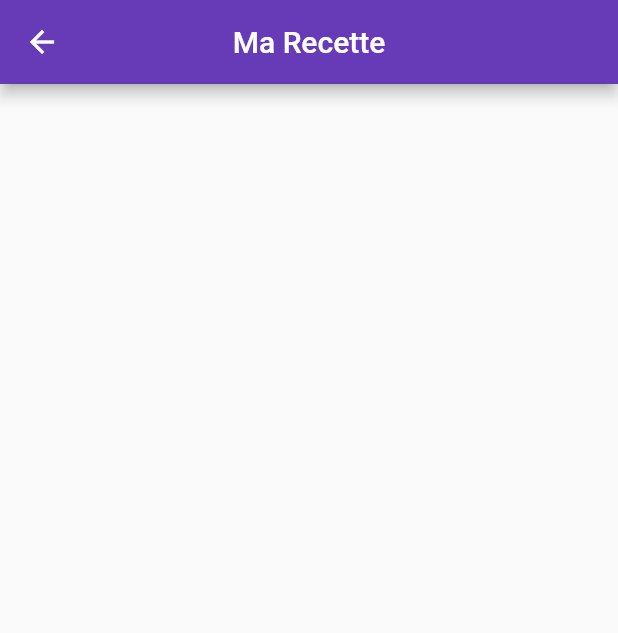
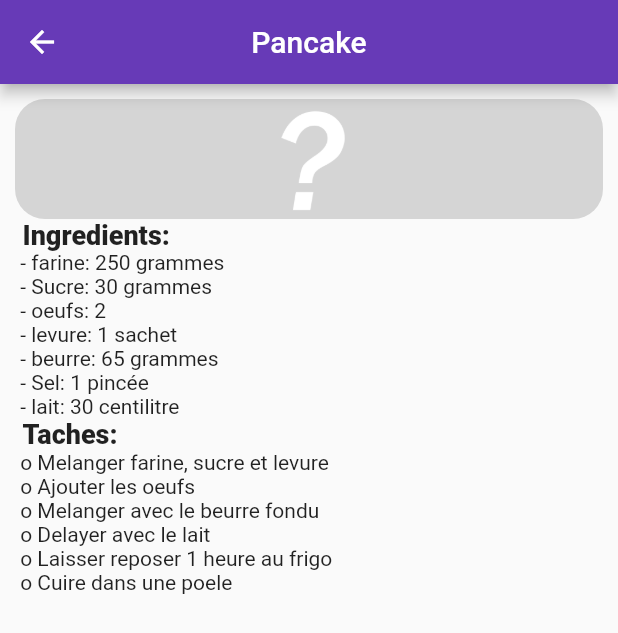
Before and after one commit to CRamoysi/myCookBook, a Flutter app: the screen it shows after launch, after a tap on "Pancake", on a phone screen of 412 x 824 dp. Shown: the top 633 px of the screen. Run offline on Flutter 3.47's test engine with Material 2 defaults, Android fonts, the phone set to English and light mode, and no system bars; our stand-ins replace google_fonts; Roboto replaces fonts that are missing (Glegoo).

Commit message:
o SDK minimum passé à 2.12 o données misent pour le moment dans un fichier à part (@todo: les recueprer via firebase) o Chaque recette de la liste de recette de la main page redirige bien vers le detail de la recette

```diff
--- a/lib/main.dart
+++ b/lib/main.dart
@@ -2,61 +2,12 @@ import 'package:flutter/material.dart';
 import 'package:google_fonts/google_fonts.dart';
 
 import 'package:cookbook/recipeDetails.dart';
+import 'package:cookbook/recipeData.dart';
 
 void main() => runApp(MyApp());
 
 const UIColor = Colors.deepPurple;
 final appFont = GoogleFonts.glegoo(fontSize: 18, fontWeight: FontWeight.w800);
-
-final List recipeList = [
-  {
-    'title': 'Pancake',
-    'description': 'Pancake facile et rapide à faire.',
-    'photo': '',
-    'ingredient': {
-      {'name': 'farine', 'quantity': '250 grammes'},
-      {'name': 'Sucre', 'quantity': '30 grammes'},
-      {'name': 'oeufs', 'quantity': '2'},
-      {'name': 'levure', 'quantity': '1 sachet'},
-      {'name': 'beurre', 'quantity': '65 grammes'},
-      {'name': 'Sel', 'quantity': '1 pincée'},
-      {'name': 'lait', 'quantity': '30 centilitre'}
-    },
-    'task': {
-      'Melanger farine, sucre et levure',
-      'Ajouter les oeufs',
-      'Melanger avec le beurre fondu',
-      'Delayer avec le lait',
-      'Laisser reposer 1 heure au frigo',
-      'Cuire dans une poele'
-    }
-  },
-  {
-    'title': 'Tiramisu',
-    'description': 'Le super tiramisu',
-    'photo': '',
-    'ingredient': {
-      {'name': 'oeuf', 'quantity': '3'},
-      {'name': 'sucre roux', 'quantity': '100 grammes'},
-      {'name': 'sucre vanillé', 'quantity': '1 sachet'},
-      {'name': 'mascarpone', 'quantity': '250 grammes'},
-      {'name': 'biscuits cuillere', 'quantity': '24'},
-      {'name': 'café noir', 'quantity': '1 demi litre'},
-      {'name': 'rhum', 'quantity': '1 demi verre'},
-      {'name': 'cacao amer', 'quantity': '30 grammes'},
-    },
-    'task': {
-      'Separer les oeufs',
-      'Melanger les jaunes avec les sucres',
-      'Ajouter le mascarpone',
-      'Monter les blancs',
-      'Incorporer les blancs dans le melange à base de mascarpone',
-      'Preparer café + rhum et y tremper les biscuits',
-      'Poser en couche alterner les biscuits et le melange',
-      'Laisser reposez 4 heures au frigo'
-    }
-  }
-];
 
 /// Application constructor
 class MyApp extends StatelessWidget {
@@ -76,14 +27,17 @@ class MyHomePage extends StatelessWidget {
         centerTitle: true,
         backgroundColor: UIColor,
       ),
-        body: SingleChildScrollView(
-          padding: EdgeInsets.all(10),
+      body: Padding(
+        padding: const EdgeInsets.all(10),
         child: Column(children: [
-            new ResearchRecipes(),
+          ResearchRecipes(),
           SizedBox(height: 10),
-            new ListOfRecipes()
-          ]), //
-        ));
+          Expanded(
+            child: ListOfRecipes(),
+          )
+        ]),
+      ), //
+    );
   }
 }
 
@@ -152,15 +106,13 @@ class ResearchRecipes extends StatelessWidget {
 class ListOfRecipes extends StatelessWidget {
   @override
   Widget build(BuildContext context) {
-    return Container(
-        padding: EdgeInsets.only(top: 10),
-        color: Colors.white,
-        child: Column(
-          children: recipeList.map((recipe) {
+    return ListView.builder(
+      itemCount: recipeList.length,
+      itemBuilder: (BuildContext context, int index) {
         //@TODO cette liste devra etre peuplé avec une requette firebase
-            return RecipeCard(recipe);
-          }).toList(),
-        ));
+        return RecipeCard(recipeList[index]);
+      },
+    );
   }
 }
 
@@ -170,10 +122,9 @@ class RecipeCard extends StatelessWidget {
   RecipeCard(this.recipeData);
   @override
   Widget build(BuildContext context) {
-    final DecorationImage photo = recipeData['photo'] == ''
-        ? DecorationImage(
-            image: AssetImage('rss/noPhoto.png'), fit: BoxFit.cover)
-        : null; //@TODO a gerer avec firebase (NetworkImage)
+    final DecorationImage photo = DecorationImage(
+        image: AssetImage('rss/noPhoto.png'), fit: BoxFit.cover);
+    //@TODO a gerer avec firebase (NetworkImage)
 
     return InkWell(
       onTap: () {
@@ -181,8 +132,11 @@ class RecipeCard extends StatelessWidget {
           context,
           MaterialPageRoute(
             builder: (context) {
-              return new MyRecipePage(); //@TODO transferer les infos pour savoir quelle recette afficher
+              return MyRecipePage(); //@TODO transferer les infos pour savoir quelle recette afficher
             },
+            settings: RouteSettings(
+              arguments: recipeData,
+            ),
           ),
         );
       },
@@ -231,8 +185,6 @@ class RecipeCard extends StatelessWidget {
             ),
           ],
         ),
-        //child: Text(recipeData['title']),
-        //child: Image.asset(photoURI)
       ),
     );
   }
--- /dev/null
+++ b/lib/recipeData.dart
@@ -0,0 +1,51 @@
+final List recipeList = [
+  {
+    'id': '1',
+    'title': 'Pancake',
+    'description': 'Pancake facile et rapide à faire.',
+    'photo': '',
+    'ingredient': [
+      {'name': 'farine', 'quantity': '250 grammes'},
+      {'name': 'Sucre', 'quantity': '30 grammes'},
+      {'name': 'oeufs', 'quantity': '2'},
+      {'name': 'levure', 'quantity': '1 sachet'},
+      {'name': 'beurre', 'quantity': '65 grammes'},
+      {'name': 'Sel', 'quantity': '1 pincée'},
+      {'name': 'lait', 'quantity': '30 centilitre'}
+    ],
+    'task': [
+      'Melanger farine, sucre et levure',
+      'Ajouter les oeufs',
+      'Melanger avec le beurre fondu',
+      'Delayer avec le lait',
+      'Laisser reposer 1 heure au frigo',
+      'Cuire dans une poele'
+    ]
+  },
+  {
+    'id': '2',
+    'title': 'Tiramisu',
+    'description': 'Le super tiramisu',
+    'photo': '',
+    'ingredient': [
+      {'name': 'oeuf', 'quantity': '3'},
+      {'name': 'sucre roux', 'quantity': '100 grammes'},
+      {'name': 'sucre vanillé', 'quantity': '1 sachet'},
+      {'name': 'mascarpone', 'quantity': '250 grammes'},
+      {'name': 'biscuits cuillere', 'quantity': '24'},
+      {'name': 'café noir', 'quantity': '1 demi litre'},
+      {'name': 'rhum', 'quantity': '1 demi verre'},
+      {'name': 'cacao amer', 'quantity': '30 grammes'},
+    ],
+    'task': [
+      'Separer les oeufs',
+      'Melanger les jaunes avec les sucres',
+      'Ajouter le mascarpone',
+      'Monter les blancs',
+      'Incorporer les blancs dans le melange à base de mascarpone',
+      'Preparer café + rhum et y tremper les biscuits',
+      'Poser en couche alterner les biscuits et le melange',
+      'Laisser reposez 4 heures au frigo'
+    ]
+  }
+];
--- a/lib/recipeDetails.dart
+++ b/lib/recipeDetails.dart
@@ -6,11 +6,16 @@ final appFont = GoogleFonts.glegoo(fontSize: 18, fontWeight: FontWeight.w800);
 
 /// The homepage
 class MyRecipePage extends StatelessWidget {
+  const MyRecipePage({Key? key}) : super(key: key);
+
   @override
   Widget build(BuildContext context) {
+    final Map<String, dynamic> recipe =
+        ModalRoute.of(context)!.settings.arguments as Map<String, dynamic>;
+
     return Scaffold(
         appBar: new AppBar(
-          title: Text("Ma Recette"),
+          title: Text(recipe["title"]),
           centerTitle: true,
           backgroundColor: UIColor,
           leading: new IconButton(
@@ -21,8 +26,95 @@ class MyRecipePage extends StatelessWidget {
           ),
         ),
         body: SingleChildScrollView(
+          physics: ScrollPhysics(),
           padding: EdgeInsets.all(10),
-          child: Container(), //
+          child: Column(
+            children: [
+              Container(
+                //La photo
+                height: 80,
+                padding: EdgeInsets.all(10),
+                decoration: BoxDecoration(
+                  borderRadius: BorderRadius.all(Radius.circular(20)),
+                  image: DecorationImage(
+                      image: AssetImage('rss/noPhoto.png'), fit: BoxFit.cover),
+                ),
+              ),
+              Container(
+                alignment: Alignment.centerLeft,
+                padding: EdgeInsets.only(
+                  left: 5,
+                ),
+                child: Text(
+                  "Ingredients:",
+                  textAlign: TextAlign.left,
+                  style: appFont,
+                ),
+              ),
+              Container(
+                child: ListOfIngredient(recipe["ingredient"]),
+              ),
+              Container(
+                alignment: Alignment.centerLeft,
+                padding: EdgeInsets.only(
+                  left: 5,
+                ),
+                child: Text(
+                  "Taches:",
+                  textAlign: TextAlign.left,
+                  style: appFont,
+                ),
+              ),
+              Container(
+                child: ListOfTask(recipe["task"]),
+              ),
+            ],
+          ), //
         ));
   }
 }
+
+class ListOfIngredient extends StatelessWidget {
+  final List<Map<String, String>> recipeIngredients;
+
+  const ListOfIngredient(recipeIngredients)
+      : this.recipeIngredients = recipeIngredients;
+
+  @override
+  Widget build(BuildContext context) {
+    //print(recipeIngredients);
+    return ListView.builder(
+      physics: NeverScrollableScrollPhysics(),
+      shrinkWrap: true,
+      itemCount: recipeIngredients.length,
+      itemBuilder: (BuildContext context, int index) {
+        //@TODO cette liste devra etre peuplé avec une requette firebase
+        return Text(" - " +
+            recipeIngredients[index]["name"]! +
+            ": " +
+            recipeIngredients[index]["quantity"]!);
+      },
+    );
+  }
+}
+
+class ListOfTask extends StatelessWidget {
+  final List<String> recipeTasks;
+
+  const ListOfTask(recipeTasks) : this.recipeTasks = recipeTasks;
+
+  @override
+  Widget build(BuildContext context) {
+    //print(recipeIngredients);
+    return ListView.builder(
+      physics: NeverScrollableScrollPhysics(),
+      shrinkWrap: true,
+      itemCount: recipeTasks.length,
+      itemBuilder: (BuildContext context, int index) {
+        //@TODO cette liste devra etre peuplé avec une requette firebase
+
+        return Text(" o " + recipeTasks[index]);
+      },
+    );
+  }
+}
--- a/pubspec.yaml
+++ b/pubspec.yaml
@@ -14,7 +14,8 @@ description: A new Flutter project.
 version: 1.0.0+1
 
 environment:
-  sdk: ">=2.1.0 <3.0.0"
+  #sdk: ">=2.1.0 <3.0.0"
+  sdk: ">=2.12.0"
 
 dependencies:
   flutter:
```
Lines whose indentation alone changed are shown as unchanged.
